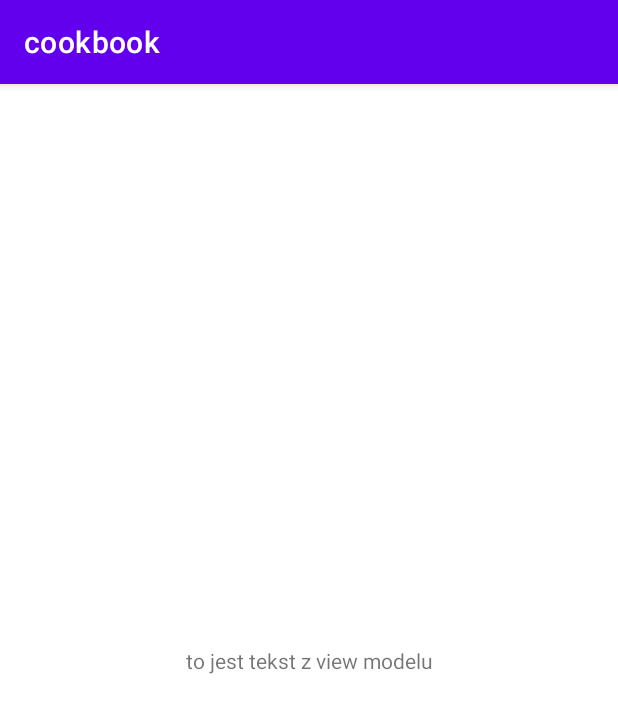
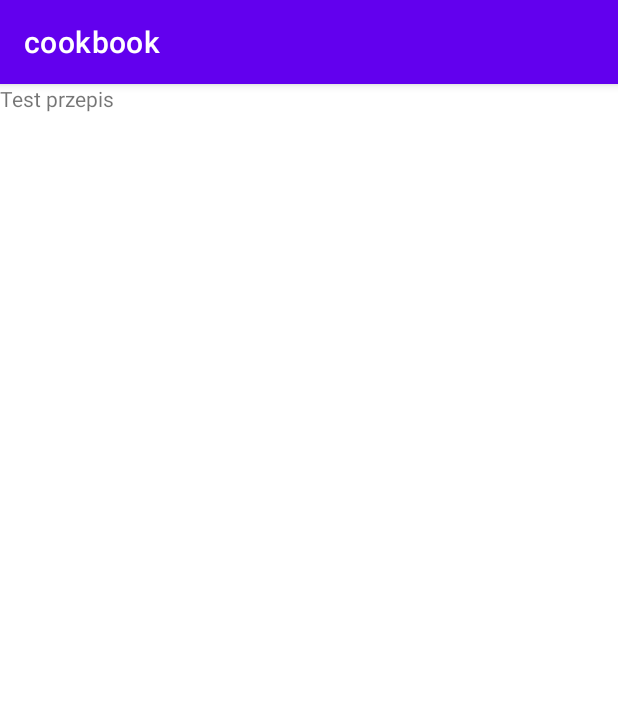
Before and after one commit to bellicaspiritualis/cookbook, an Android app: the screen it shows after launch (MainActivity), on a phone screen of 412 x 824 dp. Shown: the top 713 px of the screen. Run offline under Robolectric (Android 15) with nearby library versions, the phone set to English and light mode, and no system bars.

Commit message:
item_recipe.xml -> biasVertical=0 & width- match_parent i height-wrap_content,HomeFragment->initRecycler z okreslonym LayoutManager=LinearLayoutManager, ktory wymaga przekazania contekstu w parametrze,przypisuje tez adapter do ktorego bede przekazywal liste przepisow,  folder adapter z plikami RecipesAdapter z 3 funkcjami i RecipesViewHolder->ten bierze poszczegolna dana i widok danego pojedynczego przepisu, folder models z plikami Recipe i Ingredient->koniecznie z data class, w HomeFragmentViewModel zwracam liste przepisow(na razie bez DB room), i ostatni -> w HomeFragment pobieram dane z modelu viwModel.getRecipes()

```diff
--- a/app/src/main/java/bellica/spiritualis/cookbook/home/HomeFragment.kt
+++ b/app/src/main/java/bellica/spiritualis/cookbook/home/HomeFragment.kt
@@ -4,11 +4,14 @@ import android.os.Bundle
 import android.view.LayoutInflater
 import android.view.View
 import android.view.ViewGroup
+import android.widget.LinearLayout
 import android.widget.TextView
 import androidx.fragment.app.Fragment
 import androidx.fragment.app.viewModels
+import androidx.recyclerview.widget.LinearLayoutManager
 import bellica.spiritualis.cookbook.R
 import bellica.spiritualis.cookbook.databinding.FragmentHomeBinding
+import bellica.spiritualis.cookbook.home.adapter.RecipesAdapter
 
 class HomeFragment: Fragment() {
 
@@ -29,7 +32,7 @@ class HomeFragment: Fragment() {
 
     override fun onViewCreated(view: View, savedInstanceState: Bundle?) {
         super.onViewCreated(view, savedInstanceState)
-        initText()
+        initRecycler()
     }
 
     override fun onDestroyView() {
@@ -37,7 +40,8 @@ class HomeFragment: Fragment() {
         _binding = null
     }
 
-    private fun initText() {
-        binding.myTextView.text = viewModel.getText()
+    private fun initRecycler() {
+        binding.recipesRecycler.layoutManager = LinearLayoutManager(context)
+        binding.recipesRecycler.adapter = RecipesAdapter(viewModel.getRecipes())
     }
 }
--- a/app/src/main/java/bellica/spiritualis/cookbook/home/HomeFragmentViewModel.kt
+++ b/app/src/main/java/bellica/spiritualis/cookbook/home/HomeFragmentViewModel.kt
@@ -1,7 +1,21 @@
 package bellica.spiritualis.cookbook.home
 
 import androidx.lifecycle.ViewModel
+import bellica.spiritualis.cookbook.models.Ingredient
+import bellica.spiritualis.cookbook.models.Recipe
 
 class HomeFragmentViewModel: ViewModel() {
-    fun getText()= "to jest tekst z view modelu"
+    fun getRecipes(): List<Recipe> {
+        val ingredient1 = Ingredient(title = "all-purpose flour", 250.0, "g")
+        val ingredient2 = Ingredient(title = "baking soda", 1.0, "teaspoon")
+        val ingredient3 = Ingredient(title = "salt", 0.25, "teaspoon")
+        val recipe1 = Recipe(
+            id = 0,
+            title = "Test przepis",
+            listOf(ingredient1, ingredient2, ingredient3),
+            description = "opis opis opis"
+        )
+
+        return listOf(recipe1)
+    }
 }
--- /dev/null
+++ b/app/src/main/java/bellica/spiritualis/cookbook/home/adapter/RecipesAdapter.kt
@@ -0,0 +1,24 @@
+package bellica.spiritualis.cookbook.home.adapter
+
+import android.view.LayoutInflater
+import android.view.ViewGroup
+import androidx.recyclerview.widget.RecyclerView
+import bellica.spiritualis.cookbook.databinding.ItemRecipeBinding
+import bellica.spiritualis.cookbook.models.Recipe
+import java.text.FieldPosition
+
+class RecipesAdapter(
+    private val recipes: List<Recipe>
+): RecyclerView.Adapter<RecipesViewHolder>() {
+
+    override fun onCreateViewHolder(parent: ViewGroup, viewType: Int): RecipesViewHolder {
+        val binding = ItemRecipeBinding.inflate(LayoutInflater.from(parent.context), parent, false)
+        return RecipesViewHolder(binding)
+    }
+
+    override fun onBindViewHolder(holder: RecipesViewHolder, position: Int) {
+        holder.bind(recipes[position])
+    }
+
+    override fun getItemCount() = recipes.size
+}
--- /dev/null
+++ b/app/src/main/java/bellica/spiritualis/cookbook/home/adapter/RecipesViewHolder.kt
@@ -0,0 +1,16 @@
+package bellica.spiritualis.cookbook.home.adapter
+
+import androidx.recyclerview.widget.RecyclerView
+import bellica.spiritualis.cookbook.databinding.ItemRecipeBinding
+import bellica.spiritualis.cookbook.models.Recipe
+
+class RecipesViewHolder(
+    private val binding: ItemRecipeBinding
+): RecyclerView.ViewHolder(binding.root) {
+
+    fun bind(recipe: Recipe) {
+        with(recipe) {
+            binding.title.text = title
+        }
+    }
+}
--- /dev/null
+++ b/app/src/main/java/bellica/spiritualis/cookbook/models/Ingredient.kt
@@ -0,0 +1,7 @@
+package bellica.spiritualis.cookbook.models
+
+data class Ingredient(
+    val title: String,
+    val amount: Double,
+    val measureType: String? = null
+)
--- /dev/null
+++ b/app/src/main/java/bellica/spiritualis/cookbook/models/Recipe.kt
@@ -0,0 +1,8 @@
+package bellica.spiritualis.cookbook.models
+
+data class Recipe(
+    val id: Long,
+    val title: String,
+    val ingredients: List<Ingredient>,
+    val description: String
+)
--- a/app/src/main/res/layout/fragment_home.xml
+++ b/app/src/main/res/layout/fragment_home.xml
@@ -4,14 +4,13 @@
     android:layout_width="match_parent"
     android:layout_height="match_parent">
 
-    <TextView
-        android:id="@+id/my_text_view"
-        android:layout_width="wrap_content"
+    <androidx.recyclerview.widget.RecyclerView
+        android:id="@+id/recipes_recycler"
+        android:layout_width="match_parent"
         android:layout_height="wrap_content"
-        android:text="@string/witojcie_fragment"
         app:layout_constraintBottom_toBottomOf="parent"
         app:layout_constraintEnd_toEndOf="parent"
-        app:layout_constraintHorizontal_bias="0.500"
+        app:layout_constraintVertical_bias="0"
         app:layout_constraintStart_toStartOf="parent"
         app:layout_constraintTop_toTopOf="parent" />
 
--- /dev/null
+++ b/app/src/main/res/layout/item_recipe.xml
@@ -0,0 +1,7 @@
+<?xml version="1.0" encoding="utf-8"?>
+<TextView xmlns:android="http://schemas.android.com/apk/res/android"
+    android:layout_width="wrap_content"
+    android:layout_height="wrap_content"
+    android:id="@+id/title"
+    xmlns:tools="http://schemas.android.com/tools"
+    tools:text="Przepis 1" />
```
